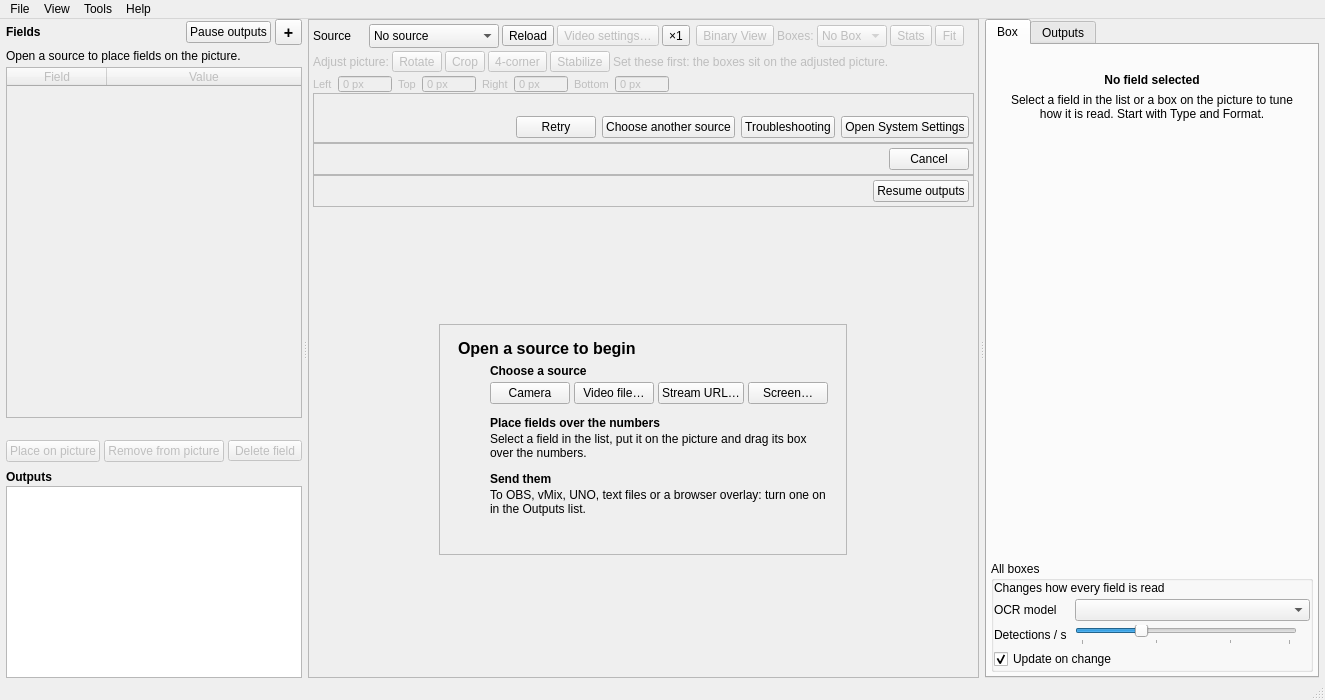
The window that src/mainwindow.ui (ThomasMcCrossin/scoresight) describes before a commit, drawn with Qt 5.
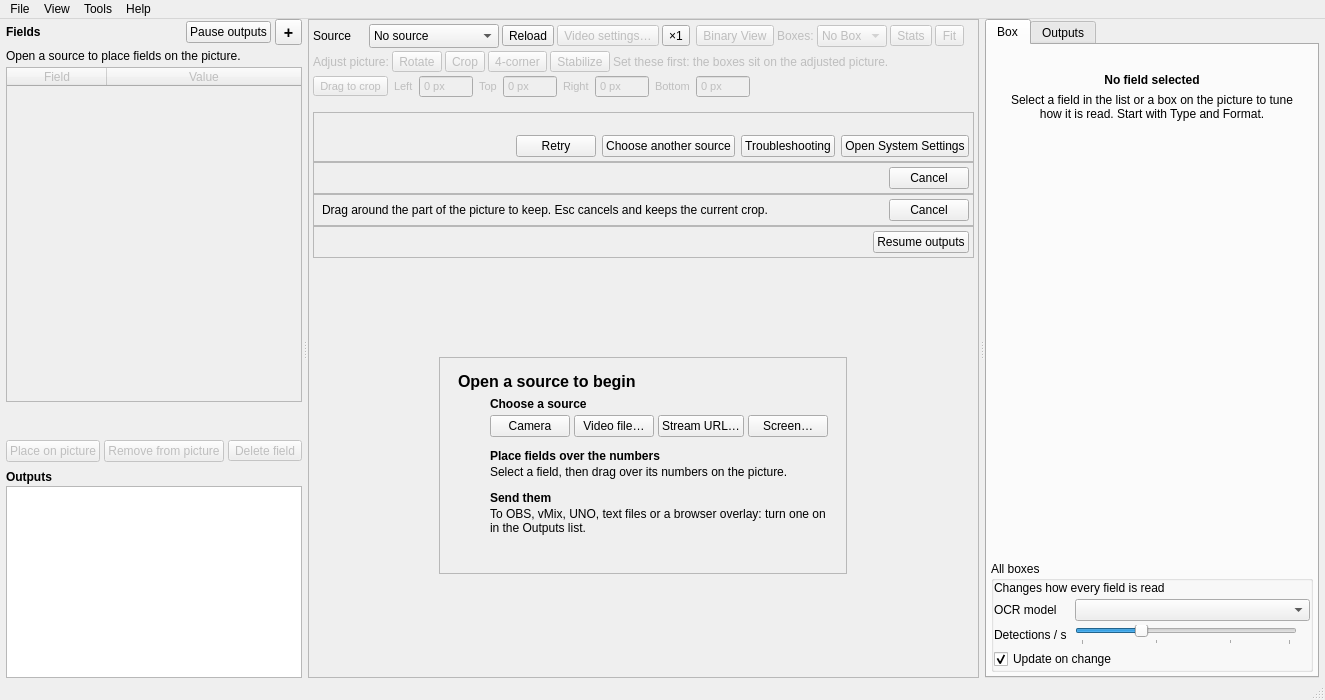
The same window after the commit.

Commit message: Draw a field's box on the picture; Drag to crop

Diff of the .ui file:
```diff
--- a/src/mainwindow.ui
+++ b/src/mainwindow.ui
@@ -230,29 +230,50 @@
            </item>
            <item>
             <widget class="QWidget" name="widget_fieldsFooter" native="true">
+            <layout class="QVBoxLayout" name="verticalLayout_fieldsFooter">
+             <property name="spacing">
+              <number>2</number>
+             </property>
+             <property name="leftMargin">
+              <number>0</number>
+             </property>
+             <property name="topMargin">
+              <number>0</number>
+             </property>
+             <property name="rightMargin">
+              <number>0</number>
+             </property>
+             <property name="bottomMargin">
+              <number>0</number>
+             </property>
+             <item>
+              <widget class="QLabel" name="label_fieldActionHint">
+               <property name="minimumSize">
+                <size>
+                 <width>1</width>
+                 <height>0</height>
+                </size>
+               </property>
+               <property name="wordWrap">
+                <bool>true</bool>
+               </property>
+               <property name="hint" stdset="0">
+                <bool>true</bool>
+               </property>
+              </widget>
+             </item>
+             <item>
             <layout class="QHBoxLayout" name="horizontalLayout_fieldsFooter">
              <property name="spacing">
               <number>4</number>
              </property>
-             <property name="leftMargin">
-              <number>0</number>
-             </property>
-             <property name="topMargin">
-              <number>0</number>
-             </property>
-             <property name="rightMargin">
-              <number>0</number>
-             </property>
-             <property name="bottomMargin">
-              <number>0</number>
-             </property>
              <item>
               <widget class="QPushButton" name="pushButton_makeBox">
                <property name="enabled">
                 <bool>false</bool>
                </property>
                <property name="toolTip">
-                <string>Put a box for the selected field on the picture, then drag it over the value. Formerly “Add to Scene”.</string>
+                <string>Put a box for the selected field in the middle of the picture, then drag it over the value. You can also drag over the value on the picture, or double-click the field. Formerly “Add to Scene”.</string>
                </property>
                <property name="text">
                 <string>Place on picture</string>
@@ -299,6 +320,8 @@
               </widget>
              </item>
             </layout>
+             </item>
+            </layout>
             </widget>
            </item>
           </layout>
@@ -825,18 +848,24 @@
          <property name="enabled">
           <bool>false</bool>
          </property>
-         <property name="maximumSize">
-          <size>
-           <width>16777215</width>
-           <height>18</height>
-          </size>
+         <property name="sizePolicy">
+          <sizepolicy hsizetype="Preferred" vsizetype="Fixed">
+           <horstretch>0</horstretch>
+           <verstretch>0</verstretch>
+          </sizepolicy>
          </property>
          <property name="font">
           <font>
            <pointsize>8</pointsize>
           </font>
          </property>
-         <layout class="QHBoxLayout" name="horizontalLayout_26">
+         <layout class="QGridLayout" name="gridLayout_cropPanel">
+          <property name="horizontalSpacing">
+           <number>6</number>
+          </property>
+          <property name="verticalSpacing">
+           <number>2</number>
+          </property>
           <property name="leftMargin">
            <number>0</number>
           </property>
@@ -849,14 +878,27 @@
           <property name="bottomMargin">
            <number>0</number>
           </property>
-          <item>
+          <item row="0" column="0">
+           <widget class="QToolButton" name="toolButton_dragCrop">
+            <property name="toolTip">
+             <string>Drag around the part of the picture to keep, on the whole picture. The values next to it fine-tune the crop.</string>
+            </property>
+            <property name="text">
+             <string>Drag to crop</string>
+            </property>
+            <property name="checkable">
+             <bool>true</bool>
+            </property>
+           </widget>
+          </item>
+          <item row="0" column="1">
            <widget class="QLabel" name="label_16">
             <property name="text">
              <string>Left</string>
             </property>
            </widget>
           </item>
-          <item>
+          <item row="0" column="2">
            <widget class="QSpinBox" name="spinBox_leftCrop">
             <property name="toolTip">
              <string>Pixels to cut off the left edge</string>
@@ -874,18 +916,18 @@
              <string> px</string>
             </property>
             <property name="maximum">
-             <number>999</number>
+             <number>9999</number>
             </property>
            </widget>
           </item>
-          <item>
+          <item row="0" column="3">
            <widget class="QLabel" name="label_17">
             <property name="text">
              <string>Top</string>
             </property>
            </widget>
           </item>
-          <item>
+          <item row="0" column="4">
            <widget class="QSpinBox" name="spinBox_topCrop">
             <property name="toolTip">
              <string>Pixels to cut off the top edge</string>
@@ -903,18 +945,18 @@
              <string> px</string>
             </property>
             <property name="maximum">
-             <number>999</number>
+             <number>9999</number>
             </property>
            </widget>
           </item>
-          <item>
+          <item row="0" column="5">
            <widget class="QLabel" name="label_18">
             <property name="text">
              <string>Right</string>
             </property>
            </widget>
           </item>
-          <item>
+          <item row="0" column="6">
            <widget class="QSpinBox" name="spinBox_rightCrop">
             <property name="toolTip">
              <string>Pixels to cut off the right edge</string>
@@ -932,18 +974,18 @@
              <string> px</string>
             </property>
             <property name="maximum">
-             <number>999</number>
+             <number>9999</number>
             </property>
            </widget>
           </item>
-          <item>
+          <item row="0" column="7">
            <widget class="QLabel" name="label_19">
             <property name="text">
              <string>Bottom</string>
             </property>
            </widget>
           </item>
-          <item>
+          <item row="0" column="8">
            <widget class="QSpinBox" name="spinBox_bottomCrop">
             <property name="toolTip">
              <string>Pixels to cut off the bottom edge</string>
@@ -961,11 +1003,11 @@
              <string> px</string>
             </property>
             <property name="maximum">
-             <number>999</number>
+             <number>9999</number>
             </property>
            </widget>
           </item>
-          <item>
+          <item row="0" column="9">
            <spacer name="horizontalSpacer_4">
             <property name="orientation">
              <enum>Qt::Horizontal</enum>
@@ -981,6 +1023,19 @@
          </layout>
         </widget>
        </item>
+       <item>
+        <widget class="QLabel" name="label_cropWarning">
+         <property name="minimumSize">
+          <size>
+           <width>1</width>
+           <height>0</height>
+          </size>
+         </property>
+         <property name="wordWrap">
+          <bool>true</bool>
+         </property>
+        </widget>
+       </item>
        <item>
         <widget class="QFrame" name="frame_sourceError">
          <property name="frameShape">
@@ -1157,6 +1212,62 @@
          </layout>
         </widget>
        </item>
+       <item>
+        <widget class="QFrame" name="frame_cropBanner">
+         <property name="frameShape">
+          <enum>QFrame::StyledPanel</enum>
+         </property>
+         <layout class="QHBoxLayout" name="horizontalLayout_cropBanner">
+          <property name="spacing">
+           <number>8</number>
+          </property>
+          <property name="leftMargin">
+           <number>8</number>
+          </property>
+          <property name="topMargin">
+           <number>4</number>
+          </property>
+          <property name="rightMargin">
+           <number>4</number>
+          </property>
+          <property name="bottomMargin">
+           <number>4</number>
+          </property>
+          <item>
+           <widget class="QLabel" name="label_cropBanner">
+            <property name="sizePolicy">
+             <sizepolicy hsizetype="Expanding" vsizetype="Preferred">
+              <horstretch>0</horstretch>
+              <verstretch>0</verstretch>
+             </sizepolicy>
+            </property>
+            <property name="minimumSize">
+             <size>
+              <width>120</width>
+              <height>0</height>
+             </size>
+            </property>
+            <property name="text">
+             <string>Drag around the part of the picture to keep. Esc cancels and keeps the current crop.</string>
+            </property>
+            <property name="wordWrap">
+             <bool>true</bool>
+            </property>
+           </widget>
+          </item>
+          <item>
+           <widget class="QPushButton" name="pushButton_cancelCrop">
+            <property name="toolTip">
+             <string>Stop and keep the current crop (Esc)</string>
+            </property>
+            <property name="text">
+             <string>Cancel</string>
+            </property>
+           </widget>
+          </item>
+         </layout>
+        </widget>
+       </item>
        <item>
         <widget class="QFrame" name="frame_pausedBanner">
          <property name="frameShape">
@@ -1440,7 +1551,7 @@
                 <item>
                  <widget class="QLabel" name="label_firstRunBoxesHint">
                   <property name="text">
-                   <string>Select a field in the list, put it on the picture and drag its box over the numbers.</string>
+                   <string>Select a field, then drag over its numbers on the picture.</string>
                   </property>
                   <property name="wordWrap">
                    <bool>true</bool>
```
The commit also changes 7 other files.
